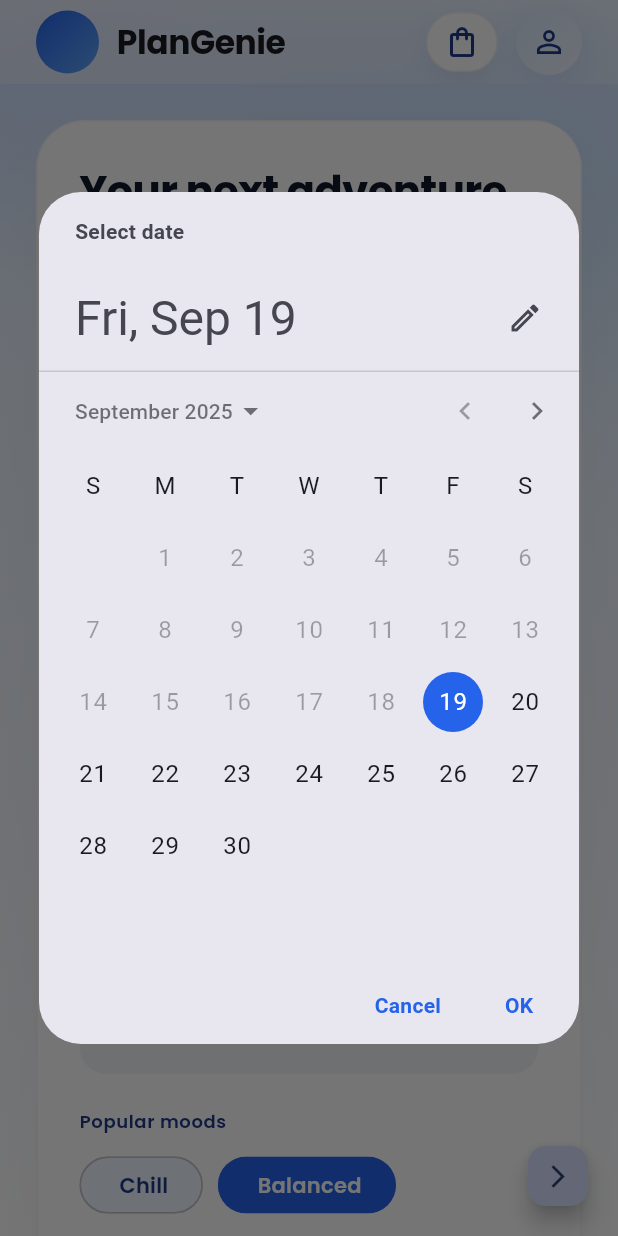
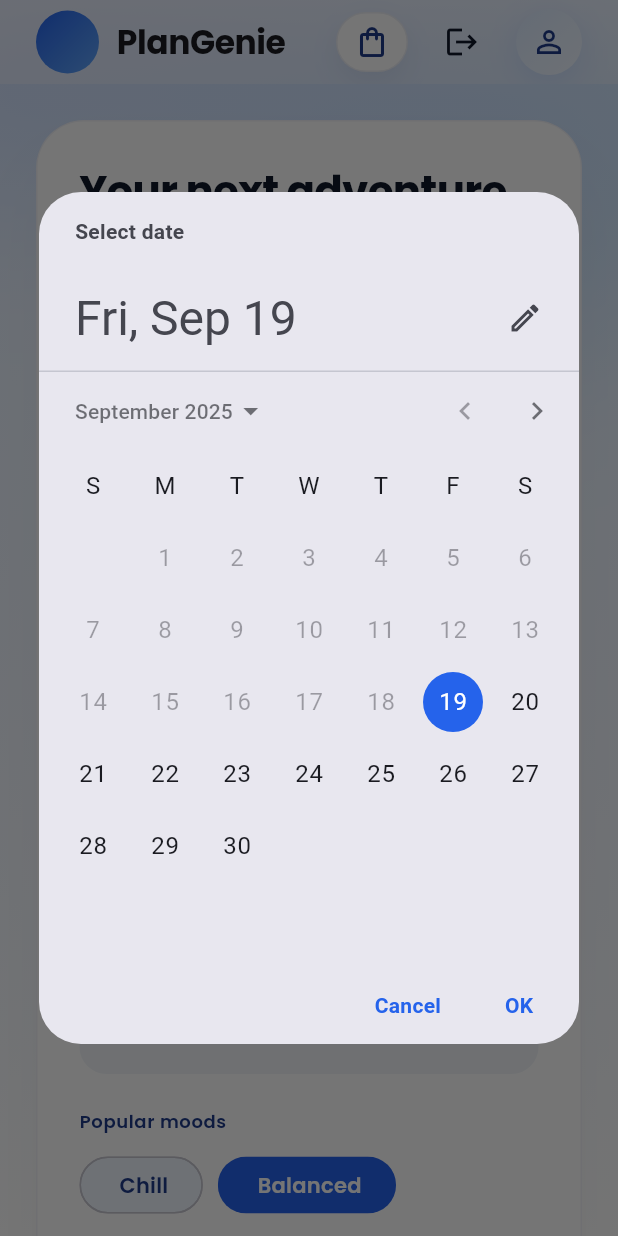
Before and after one commit to SiddharthSSR/PlanGenie, a Flutter app: the screen it shows once a user with an empty profile is signed in, after a tap on "From", on a phone screen of 412 x 824 dp. Run offline on Flutter 3.47's test engine with Material 3 defaults, Android fonts, the light colour scheme and no system bars; our stand-ins replace firebase_auth, firebase_core, flutter_riverpod, google_fonts, google_sign_in, shared_preferences; accounts and stored records are empty; generated files the repository leaves out were written again; Roboto replaces fonts that are missing (Modellica).

Commit message:
Improve auth navigation and onboarding flow

```diff
--- a/flutter-app/lib/screens/home.dart
+++ b/flutter-app/lib/screens/home.dart
@@ -2,9 +2,9 @@ import 'dart:math' as math;
 import 'package:flutter/material.dart';
 import 'package:flutter_riverpod/flutter_riverpod.dart';
 import 'package:google_fonts/google_fonts.dart';
+import 'package:plangenie/src/features/auth/providers/auth_providers.dart';
 import 'package:plangenie/src/features/home/data/planner_api.dart';
 import 'package:plangenie/src/features/home/providers/plan_controller.dart';
-import 'package:plangenie/src/features/home/home_screen.dart';
 
 class HomePage extends ConsumerStatefulWidget {
   const HomePage({super.key});
@@ -241,23 +241,16 @@ class _HomePageState extends ConsumerState<HomePage> {
         appBar: AppBar(
           titleSpacing: 24,
           title: const _BrandTitle(),
-          actions: const [
-            _CartAction(),
-            SizedBox(width: 12),
-            Padding(
+          actions: [
+            const _CartAction(),
+            const SizedBox(width: 12),
+            const _LogoutAction(),
+            const SizedBox(width: 12),
+            const Padding(
               padding: EdgeInsets.only(right: 24),
               child: _ProfileAction(),
             ),
           ],
-        ),
-        floatingActionButton: FloatingActionButton.small(
-          tooltip: 'Open backend demo',
-          onPressed: () {
-            Navigator.of(context).push(
-              MaterialPageRoute(builder: (_) => const HomeScreen()),
-            );
-          },
-          child: const Icon(Icons.arrow_forward_ios, size: 18),
         ),
         body: Stack(
           children: [
@@ -378,6 +371,21 @@ class _CartAction extends StatelessWidget {
           onPressed: () {},
         ),
       ),
+    );
+  }
+}
+
+class _LogoutAction extends ConsumerWidget {
+  const _LogoutAction();
+
+  @override
+  Widget build(BuildContext context, WidgetRef ref) {
+    return IconButton(
+      tooltip: 'Log out',
+      icon: const Icon(Icons.logout),
+      onPressed: () async {
+        await ref.read(firebaseAuthProvider).signOut();
+      },
     );
   }
 }
--- a/flutter-app/lib/screens/onboarding.dart
+++ b/flutter-app/lib/screens/onboarding.dart
@@ -1,19 +1,23 @@
+import 'dart:async';
+
 import 'package:flutter/material.dart';
+import 'package:flutter_riverpod/flutter_riverpod.dart';
 
 import 'package:plangenie/src/features/auth/login_screen.dart';
+import 'package:plangenie/src/features/auth/providers/onboarding_providers.dart';
 
 const _gradientStart = Color(0xFF0B1120);
 const _gradientMiddle = Color(0xFF1E3A8A);
 const _gradientEnd = Color(0xFF3B82F6);
 
-class OnboardingScreen extends StatefulWidget {
+class OnboardingScreen extends ConsumerStatefulWidget {
   const OnboardingScreen({super.key});
 
   @override
-  State<OnboardingScreen> createState() => _OnboardingScreenState();
+  ConsumerState<OnboardingScreen> createState() => _OnboardingScreenState();
 }
 
-class _OnboardingScreenState extends State<OnboardingScreen> {
+class _OnboardingScreenState extends ConsumerState<OnboardingScreen> {
   late final PageController _pageController;
   int _currentPage = 0;
   double _pageOffset = 0.0;
@@ -98,12 +102,16 @@ class _OnboardingScreenState extends State<OnboardingScreen> {
       return;
     }
 
-    // TODO: Persist onboarding completion status via SharedPreferences or Firestore.
-    // Present the login screen so returning users sign in after onboarding.
     _openLogin();
   }
 
-  void _openLogin() {
+  Future<void> _openLogin() async {
+    final repository = ref.read(onboardingRepositoryProvider);
+    await repository.setCompleted();
+    ref.invalidate(hasCompletedOnboardingProvider);
+    if (!mounted) {
+      return;
+    }
     Navigator.of(context).push(
       MaterialPageRoute(builder: (_) => const LoginScreen()),
     );
@@ -168,7 +176,7 @@ class _OnboardingScreenState extends State<OnboardingScreen> {
                       button: true,
                       label: 'Log in',
                       child: GestureDetector(
-                        onTap: _openLogin,
+                        onTap: () => _openLogin(),
                         behavior: HitTestBehavior.opaque,
                         child: Padding(
                           padding: const EdgeInsets.symmetric(
--- /dev/null
+++ b/flutter-app/lib/src/features/auth/providers/onboarding_providers.dart
@@ -0,0 +1,28 @@
+import 'package:flutter_riverpod/flutter_riverpod.dart';
+import 'package:shared_preferences/shared_preferences.dart';
+
+class OnboardingRepository {
+  OnboardingRepository();
+
+  static const _hasCompletedKey = 'hasCompletedOnboarding';
+
+  Future<bool> hasCompletedOnboarding() async {
+    final prefs = await SharedPreferences.getInstance();
+    return prefs.getBool(_hasCompletedKey) ?? false;
+  }
+
+  Future<void> setCompleted() async {
+    final prefs = await SharedPreferences.getInstance();
+    await prefs.setBool(_hasCompletedKey, true);
+  }
+}
+
+final onboardingRepositoryProvider = Provider<OnboardingRepository>((ref) {
+  return OnboardingRepository();
+});
+
+final hasCompletedOnboardingProvider =
+    FutureProvider<bool>((ref) async {
+  final repository = ref.watch(onboardingRepositoryProvider);
+  return repository.hasCompletedOnboarding();
+});
--- a/flutter-app/lib/src/features/auth/widgets/auth_gate.dart
+++ b/flutter-app/lib/src/features/auth/widgets/auth_gate.dart
@@ -2,7 +2,9 @@ import 'package:flutter/material.dart';
 import 'package:flutter_riverpod/flutter_riverpod.dart';
 
 import 'package:plangenie/screens/onboarding.dart';
+import 'package:plangenie/src/features/auth/login_screen.dart';
 import 'package:plangenie/src/features/auth/providers/auth_providers.dart';
+import 'package:plangenie/src/features/auth/providers/onboarding_providers.dart';
 import 'package:plangenie/screens/home.dart';
 
 class AuthGate extends ConsumerWidget {
@@ -11,9 +13,29 @@ class AuthGate extends ConsumerWidget {
   @override
   Widget build(BuildContext context, WidgetRef ref) {
     final authState = ref.watch(authStateChangesProvider);
+    final onboardingState = ref.watch(hasCompletedOnboardingProvider);
 
-    return authState.when(
-      data: (user) => user != null ? const HomePage() : const OnboardingScreen(),
+    return onboardingState.when(
+      data: (hasCompleted) {
+        return authState.when(
+          data: (user) {
+            if (user != null) {
+              return const HomePage();
+            }
+            return hasCompleted
+                ? const LoginScreen()
+                : const OnboardingScreen();
+          },
+          loading: () => const Scaffold(
+            body: Center(child: CircularProgressIndicator()),
+          ),
+          error: (error, stackTrace) => const Scaffold(
+            body: Center(
+              child: Text('Something went wrong. Please try again.'),
+            ),
+          ),
+        );
+      },
       loading: () => const Scaffold(
         body: Center(child: CircularProgressIndicator()),
       ),
--- a/flutter-app/pubspec.yaml
+++ b/flutter-app/pubspec.yaml
@@ -16,6 +16,7 @@ dependencies:
   google_sign_in: ^7.2.0
   flutter_riverpod: ^2.5.1
   http: ^1.2.1
+  shared_preferences: ^2.2.2
 
 dev_dependencies:
   flutter_test:
```
Also changed, not shown: flutter-app/lib/src/features/home/temporary_screen.dart (renamed from flutter-app/lib/src/features/home/home_screen.dart, +12 -3 lines), 2 other files.
